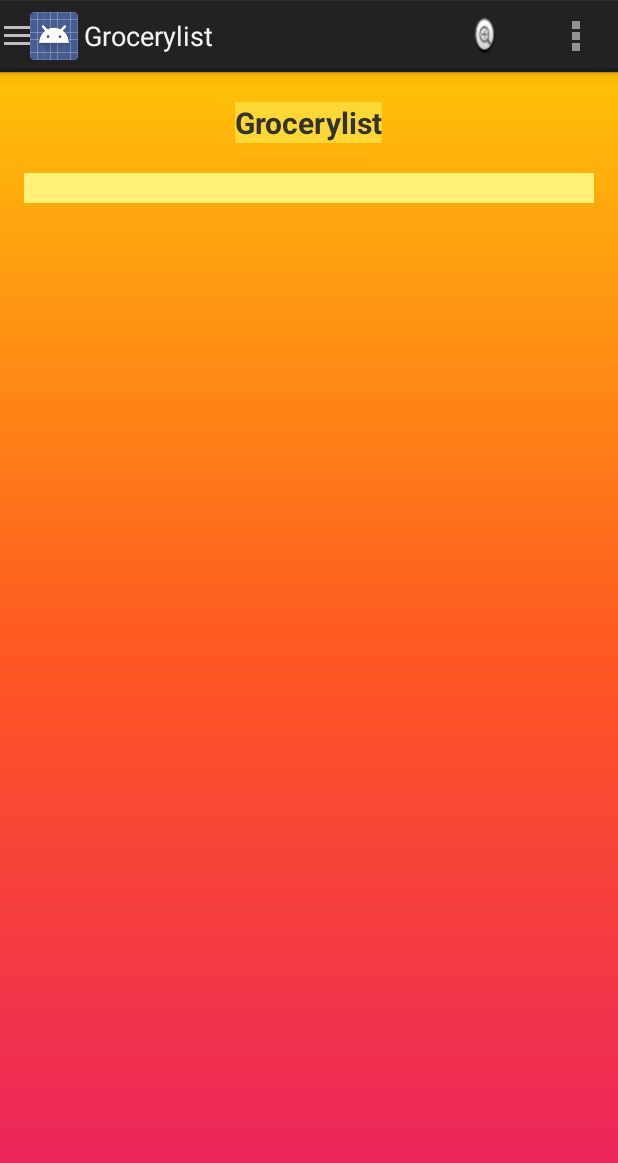
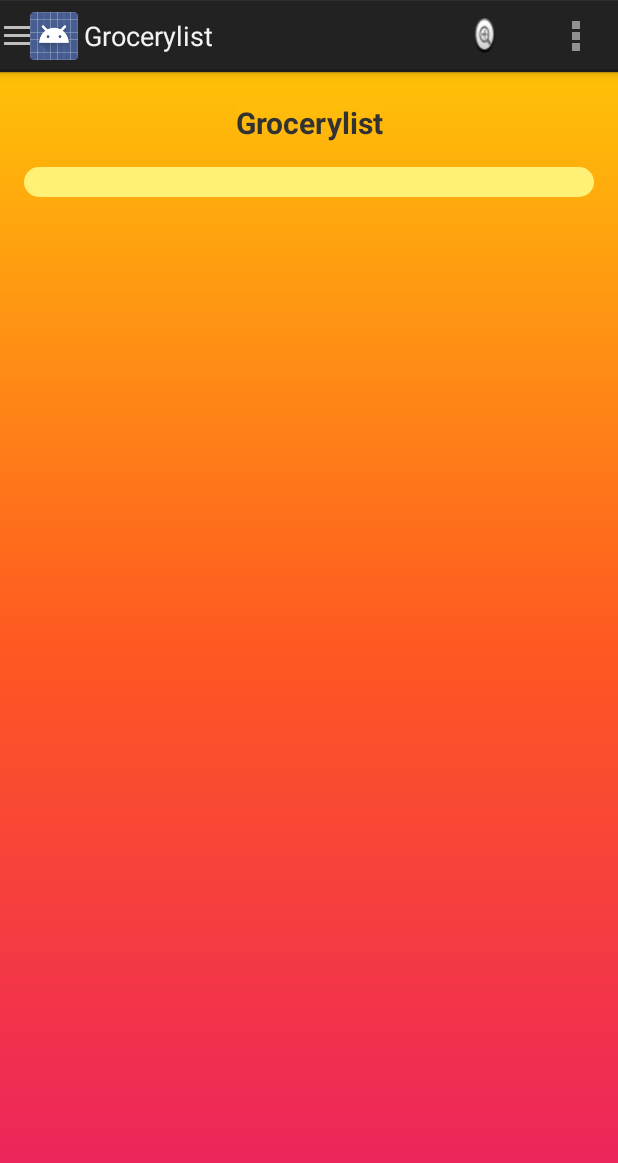
Before and after one commit to byroncoughlinSr/FamilyMealManagement, an Android app: the screen it shows after launch (GrocerylistActivity), on a phone screen of 412 x 824 dp. Shown: the top 1163 px of the screen. Run offline under Robolectric (Android 15) with nearby library versions, the phone set to English and light mode, and no system bars.

Commit message:
"Grocerylist view update"

```diff
--- a/org.coughlin.android.fmm.v2.application1/orgcoughlinandroidfmmv2application/build.gradle
+++ b/org.coughlin.android.fmm.v2.application1/orgcoughlinandroidfmmv2application/build.gradle
@@ -19,4 +19,5 @@ android {
 dependencies {
     implementation 'androidx.drawerlayout:drawerlayout:1.1.1'
     implementation 'androidx.appcompat:appcompat:1.6.0'
+    implementation 'androidx.constraintlayout:constraintlayout:2.1.4'
 }
--- a/org.coughlin.android.fmm.v2.application1/orgcoughlinandroidfmmv2application/src/main/res/layout/activity_grocerylist.xml
+++ b/org.coughlin.android.fmm.v2.application1/orgcoughlinandroidfmmv2application/src/main/res/layout/activity_grocerylist.xml
@@ -1,5 +1,7 @@
 <?xml version="1.0" encoding="utf-8"?>
 <androidx.drawerlayout.widget.DrawerLayout xmlns:android="http://schemas.android.com/apk/res/android"
+    xmlns:app="http://schemas.android.com/apk/res-auto"
+    xmlns:tools="http://schemas.android.com/tools"
     android:id="@+id/drawer_layout"
     android:layout_width="match_parent"
     android:layout_height="match_parent"
@@ -7,43 +9,52 @@
     android:padding="16dp"
     android:orientation="vertical"
     android:background="@drawable/gradient_background">
-    <LinearLayout
+
+    <androidx.constraintlayout.widget.ConstraintLayout
+        android:id="@+id/linearLayout"
         android:layout_width="match_parent"
         android:layout_height="match_parent"
-        android:orientation="vertical"
         android:paddingVertical="20dp">
+
         <TextView
+            android:id="@+id/textView"
             android:layout_width="wrap_content"
             android:layout_height="wrap_content"
-            android:layout_gravity="center"
-            android:background="#FDD835"
+            android:background="#05FDD835"
             android:gravity="center"
             android:text="@string/grocerylist"
             android:textSize="20sp"
-            android:textStyle="bold">
+            android:textStyle="bold"
+            app:layout_constraintEnd_toEndOf="parent"
+            app:layout_constraintStart_toStartOf="parent"
+            app:layout_constraintTop_toTopOf="parent">
+
         </TextView>
-        <Space
-            android:layout_width="match_parent"
-            android:layout_height="20dp">
-        </Space>
-        <LinearLayout
-            android:layout_width="wrap_content"
+
+        <view
+            android:id="@+id/view1"
+            class="org.coughlin.grocerylist.BackgroundContainer"
+            android:layout_width="0dp"
             android:layout_height="wrap_content"
-            android:orientation="vertical">
-            <view
-                android:id="@+id/view1"
-                class="org.coughlin.grocerylist.BackgroundContainer"
+            android:layout_marginStart="16dp"
+            android:layout_marginTop="16dp"
+            android:layout_marginEnd="16dp"
+            android:background="@drawable/rounded_corners"
+            app:layout_constraintEnd_toEndOf="parent"
+            app:layout_constraintStart_toStartOf="parent"
+            app:layout_constraintTop_toBottomOf="@+id/textView">
+
+            <ListView
+                android:id="@+id/grocerylistview"
                 android:layout_width="match_parent"
                 android:layout_height="wrap_content"
-                android:background="@drawable/rounded_corners">
-                <ListView
-                    android:id="@+id/grocerylistview"
-                    android:layout_width="fill_parent"
-                    android:layout_height="wrap_content">
-                </ListView>
-            </view>
-        </LinearLayout>
-    </LinearLayout>
+                android:textAlignment="textStart"
+                tools:layout_editor_absoluteX="20dp"
+                tools:layout_editor_absoluteY="10dp">
+
+            </ListView>
+        </view>
+    </androidx.constraintlayout.widget.ConstraintLayout>
     <ListView
         android:id="@+id/left_drawer"
         android:layout_width="240dp"
```
Also changed, not shown: org.coughlin.android.fmm.v2.application1/orgcoughlinandroidfmmv2application/src/main/AndroidManifest.xml (+22 -18 lines), org.coughlin.android.fmm.v2.application1/orgcoughlinandroidfmmv2application/src/main/java/org/coughlin/grocerylist/GrocerylistActivity.java (+16 -8 lines), org.coughlin.android.fmm.v2.application1/orgcoughlinandroidfmmv2application/src/main/res/layout/grocerylist_item.xml (+4 -6 lines).
